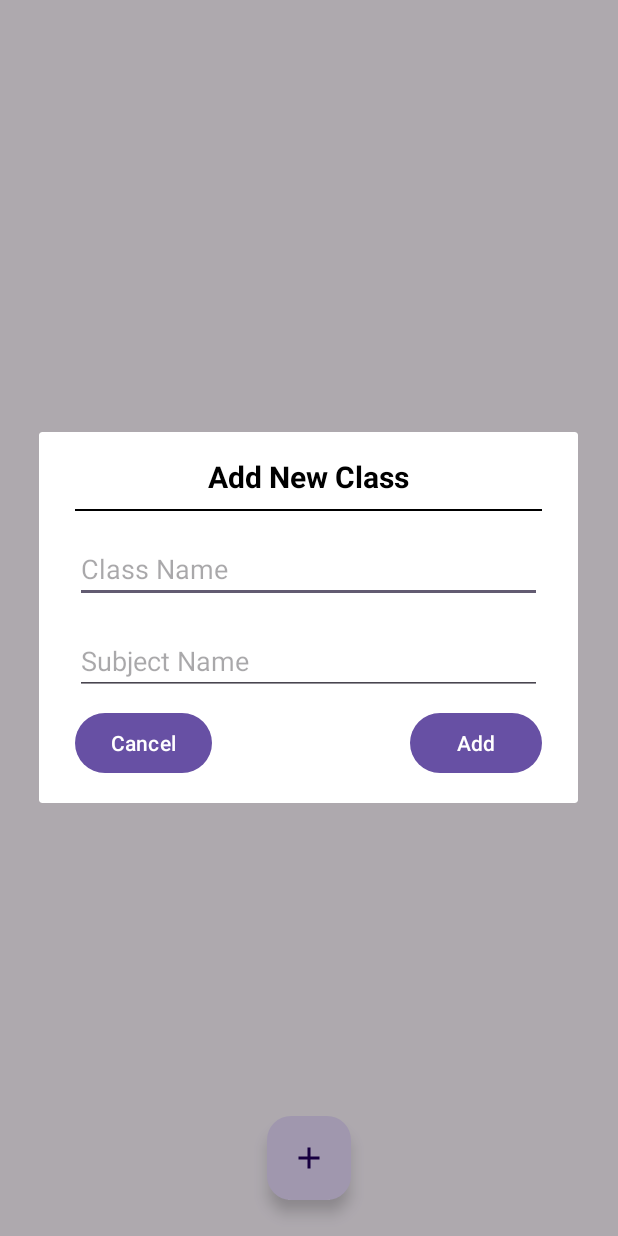
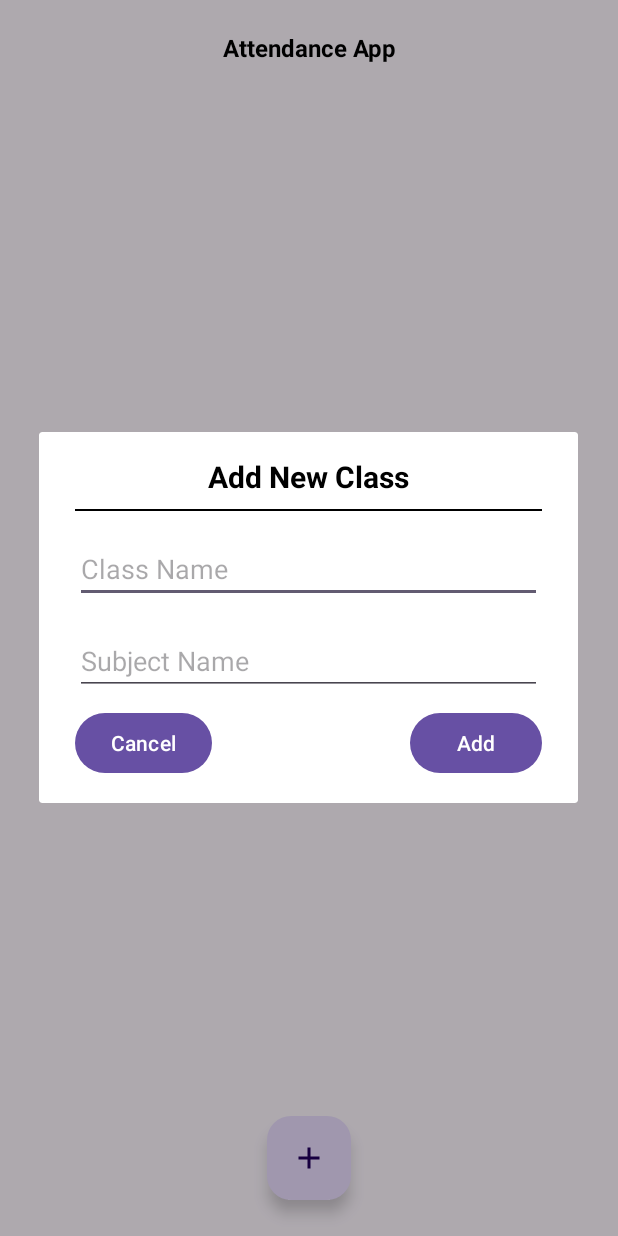
Before and after one commit to NguyenHuuKien1105/Prm_project, an Android app: the screen it shows after launch (MainActivity), after a tap on an icon or button, on a phone screen of 412 x 824 dp. Run offline under Robolectric (Android 15) with nearby library versions, the phone set to English and light mode, and no system bars.

Commit message:
Create toolBar + set toolBar

```diff
--- a/app/src/main/java/com/example/prm/MainActivity.java
+++ b/app/src/main/java/com/example/prm/MainActivity.java
@@ -2,9 +2,13 @@ package com.example.prm;
 
 import android.content.Intent;
 import android.os.Bundle;
+import android.view.View;
+import android.widget.ImageButton;
+import android.widget.TextView;
 
 import androidx.activity.EdgeToEdge;
 import androidx.appcompat.app.AppCompatActivity;
+import androidx.appcompat.widget.Toolbar;
 import androidx.core.graphics.Insets;
 import androidx.core.view.ViewCompat;
 import androidx.core.view.WindowInsetsCompat;
@@ -21,6 +25,7 @@ public class MainActivity extends AppCompatActivity {
     ClassAdapter classAdapter;
     RecyclerView.LayoutManager layoutManager;
     ArrayList<ClassItem> classItems = new ArrayList<>();
+    Toolbar toolbar;
 
     @Override
     protected void onCreate(Bundle savedInstanceState) {
@@ -44,6 +49,20 @@ public class MainActivity extends AppCompatActivity {
         classAdapter = new ClassAdapter(this, classItems);
         recyclerView.setAdapter(classAdapter);
         classAdapter.setOnItemClickListener(position -> gotoItemActivity(position));
+        setToolbar();
+    }
+
+    private void setToolbar() {
+        toolbar = findViewById(R.id.toolbar);
+        TextView title = toolbar.findViewById(R.id.title_toolbar);
+        TextView subTitle = toolbar.findViewById(R.id.subtitle_toolbar);
+        ImageButton back = toolbar.findViewById(R.id.back);
+        ImageButton save = toolbar.findViewById(R.id.save);
+
+        title.setText("Attendance App");
+        subTitle.setVisibility(RecyclerView.GONE);
+        back.setVisibility(View.INVISIBLE);
+        save.setVisibility(View.INVISIBLE);
     }
 
     private void gotoItemActivity(int position) {
--- a/app/src/main/java/com/example/prm/StudentActivity.java
+++ b/app/src/main/java/com/example/prm/StudentActivity.java
@@ -1,14 +1,25 @@
 package com.example.prm;
 
+import android.content.Intent;
 import android.os.Bundle;
+import android.view.View;
+import android.widget.ImageButton;
+import android.widget.TextView;
 
 import androidx.activity.EdgeToEdge;
 import androidx.appcompat.app.AppCompatActivity;
+import androidx.appcompat.widget.Toolbar;
 import androidx.core.graphics.Insets;
 import androidx.core.view.ViewCompat;
 import androidx.core.view.WindowInsetsCompat;
+import androidx.recyclerview.widget.RecyclerView;
 
 public class StudentActivity extends AppCompatActivity {
+    Toolbar toolbar;
+    private String className;
+    private String subjectName;
+    private int position;
+
 
     @Override
     protected void onCreate(Bundle savedInstanceState) {
@@ -20,5 +31,25 @@ public class StudentActivity extends AppCompatActivity {
             v.setPadding(systemBars.left, systemBars.top, systemBars.right, systemBars.bottom);
             return insets;
         });
+
+        Intent intent = getIntent();
+        className = intent.getStringExtra("className");
+        subjectName = intent.getStringExtra("subjectName");
+        position = intent.getIntExtra("position", -1);
+
+        setToolbar();
+    }
+
+    private void setToolbar() {
+        toolbar = findViewById(R.id.toolbar);
+        TextView title = toolbar.findViewById(R.id.title_toolbar);
+        TextView subTitle = toolbar.findViewById(R.id.subtitle_toolbar);
+        ImageButton back = toolbar.findViewById(R.id.back);
+        ImageButton save = toolbar.findViewById(R.id.save);
+
+        title.setText(className);
+        subTitle.setText(subjectName);
+
+        back.setOnClickListener(v -> onBackPressed());
     }
 }
--- /dev/null
+++ b/app/src/main/res/drawable/icon_back.xml
@@ -0,0 +1,5 @@
+<vector xmlns:android="http://schemas.android.com/apk/res/android" android:autoMirrored="true" android:height="24dp" android:tint="#000000" android:viewportHeight="24" android:viewportWidth="24" android:width="24dp">
+
+    <path android:fillColor="@android:color/white" android:pathData="M21,11H6.83l3.58,-3.59L9,6l-6,6 6,6 1.41,-1.41L6.83,13H21z"/>
+
+</vector>
--- /dev/null
+++ b/app/src/main/res/drawable/icon_save.xml
@@ -0,0 +1,5 @@
+<vector xmlns:android="http://schemas.android.com/apk/res/android" android:height="24dp" android:tint="#000000" android:viewportHeight="24" android:viewportWidth="24" android:width="24dp">
+
+    <path android:fillColor="@android:color/white" android:pathData="M17,3L5,3c-1.11,0 -2,0.9 -2,2v14c0,1.1 0.89,2 2,2h14c1.1,0 2,-0.9 2,-2L21,7l-4,-4zM12,19c-1.66,0 -3,-1.34 -3,-3s1.34,-3 3,-3 3,1.34 3,3 -1.34,3 -3,3zM15,9L5,9L5,5h10v4z"/>
+
+</vector>
--- a/app/src/main/res/layout/activity_main.xml
+++ b/app/src/main/res/layout/activity_main.xml
@@ -6,6 +6,11 @@
     android:layout_width="match_parent"
     android:layout_height="match_parent"
     tools:context=".MainActivity">
+
+    <include
+        android:id="@+id/toolbarMain"
+        layout="@layout/toolbar"
+        />
 
     <com.google.android.material.floatingactionbutton.FloatingActionButton
         android:id="@+id/fab_main"
@@ -17,9 +22,10 @@
         android:src="@drawable/ic_add_black_24dp">
 
     </com.google.android.material.floatingactionbutton.FloatingActionButton>
+
     <androidx.recyclerview.widget.RecyclerView
         android:id="@+id/recyclerView"
         android:layout_width="match_parent"
-        android:layout_height="match_parent"
-        />
+        android:layout_height="wrap_content"
+        android:layout_below="@id/toolbarMain"/>
 </RelativeLayout>
--- a/app/src/main/res/layout/activity_student.xml
+++ b/app/src/main/res/layout/activity_student.xml
@@ -6,5 +6,7 @@
     android:layout_width="match_parent"
     android:layout_height="match_parent"
     tools:context=".StudentActivity">
-
+    <include
+        android:id="@+id/toolbarStudent"
+        layout="@layout/toolbar"/>
 </androidx.constraintlayout.widget.ConstraintLayout>
--- /dev/null
+++ b/app/src/main/res/layout/toolbar.xml
@@ -0,0 +1,67 @@
+<com.google.android.material.appbar.AppBarLayout xmlns:android="http://schemas.android.com/apk/res/android"
+    android:layout_width="match_parent"
+    android:layout_height="wrap_content"> <!-- Chỉnh lại chiều cao thành wrap_content -->
+
+    <androidx.appcompat.widget.Toolbar
+        android:id="@+id/toolbar"
+        android:layout_width="match_parent"
+        android:layout_height="wrap_content">
+
+        <RelativeLayout
+            android:layout_width="match_parent"
+            android:layout_height="wrap_content"
+            android:layout_marginEnd="16dp">
+
+            <!-- Nút quay lại -->
+            <ImageButton
+                android:id="@+id/back"
+                android:layout_width="wrap_content"
+                android:layout_height="wrap_content"
+                android:layout_centerVertical="true"
+                android:background="@android:color/transparent"
+                android:src="@drawable/icon_back" />
+
+            <!-- Tiêu đề và phụ đề -->
+            <LinearLayout
+                android:layout_width="match_parent"
+                android:layout_height="wrap_content"
+                android:layout_centerVertical="true"
+                android:layout_marginLeft="36dp"
+                android:layout_marginRight="36dp"
+                android:orientation="vertical">
+
+                <TextView
+                    android:id="@+id/title_toolbar"
+                    android:layout_width="match_parent"
+                    android:layout_height="wrap_content"
+                    android:gravity="center_horizontal"
+                    android:text="Title"
+                    android:textColor="@color/black"
+                    android:textSize="16sp"
+                    android:textStyle="bold" />
+
+                <TextView
+                    android:id="@+id/subtitle_toolbar"
+                    android:layout_width="match_parent"
+                    android:layout_height="wrap_content"
+                    android:gravity="center_horizontal"
+                    android:text="SubTitle"
+                    android:textColor="@color/black"
+                    android:textSize="12sp"
+                    android:textStyle="bold" />
+
+            </LinearLayout>
+
+            <!-- Nút lưu -->
+            <ImageButton
+                android:id="@+id/save"
+                android:layout_width="wrap_content"
+                android:layout_height="wrap_content"
+                android:layout_alignParentEnd="true"
+                android:layout_centerVertical="true"
+                android:background="@android:color/transparent"
+                android:src="@drawable/icon_save" />
+
+        </RelativeLayout>
+    </androidx.appcompat.widget.Toolbar>
+</com.google.android.material.appbar.AppBarLayout>
--- a/app/src/main/res/values/colors.xml
+++ b/app/src/main/res/values/colors.xml
@@ -2,4 +2,7 @@
 <resources>
     <color name="black">#FF000000</color>
     <color name="white">#FFFFFFFF</color>
+    <color name="colorPrimary">#673AB7</color>
+    <color name="colorPrimaryDark">#FFC107</color>
+    <color name="colorAccent">#FF5722</color>
 </resources>
--- /dev/null
+++ b/app/src/main/res/values/style.xml
@@ -0,0 +1,10 @@
+<?xml version="1.0" encoding="utf-8"?>
+<resources>
+
+    <style name="AppTheme" parent="Theme.AppCompat.Light.DarkActionBar">
+        <item name="colorPrimary">@color/colorPrimary</item>
+        <item name="colorPrimaryDark">@color/colorPrimaryDark</item>
+        <item name="colorAccent">@color/colorAccent</item>
+    </style>
+
+</resources>
```
